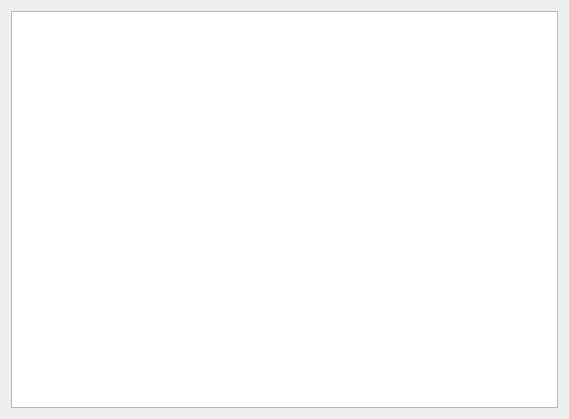
First picture: the form in frm_view.ui, repository eeyoo/yunsheng, before the edit.
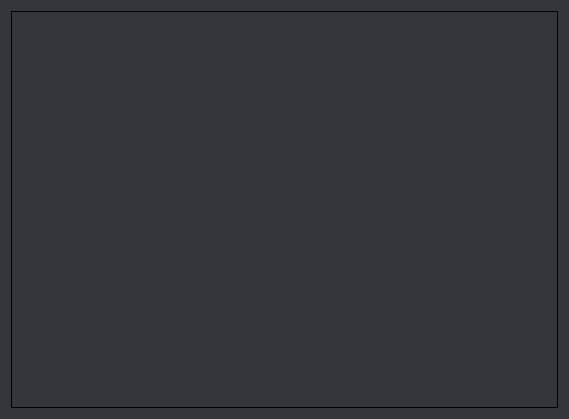
Second picture: the form after the edit.

What changed in the file:
```diff
--- a/frm_view.ui
+++ b/frm_view.ui
@@ -13,6 +13,21 @@
   <property name="windowTitle">
    <string>Form</string>
   </property>
+  <property name="styleSheet">
+   <string notr="true">*{
+font: 14pt;
+font-family: &quot;微软雅黑&quot;;
+}
+
+QWidget { 
+color: #c2c2c3;
+background: #343639;
+}
+
+QTableWidget {
+border: 1px solid black;
+}</string>
+  </property>
   <layout class="QHBoxLayout" name="horizontalLayout">
    <item>
     <widget class="QTableWidget" name="tableWidget"/>
```
